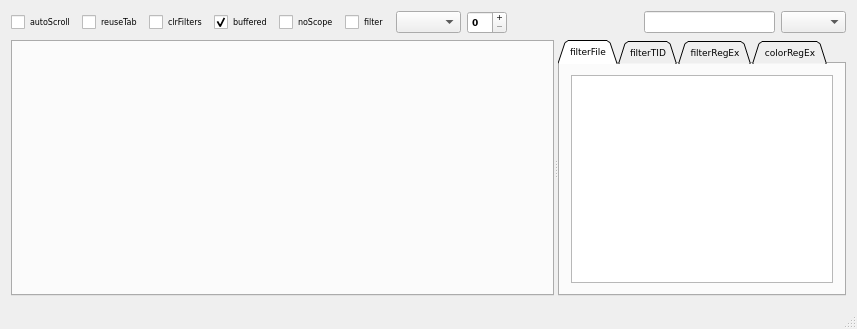
Before: the Qt Designer form trace_server/mainwindow.ui in mojmir-svoboda/DbgToolkit, drawn with Qt 5.
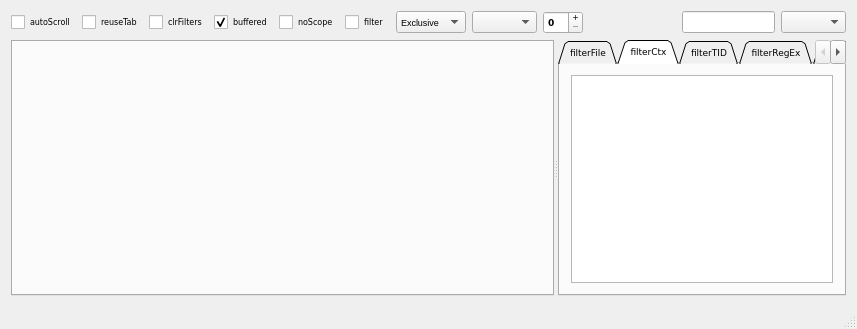
After: the same form once the commit is applied. The open tabs and pages were chosen to show the change.

Patch:
```diff
--- a/trace_server/mainwindow.ui
+++ b/trace_server/mainwindow.ui
@@ -98,6 +98,25 @@
         </property>
        </widget>
       </item>
+      <item>
+       <widget class="QComboBox" name="filterModeComboBox">
+        <property name="font">
+         <font>
+          <pointsize>7</pointsize>
+         </font>
+        </property>
+        <item>
+         <property name="text">
+          <string>Exclusive</string>
+         </property>
+        </item>
+        <item>
+         <property name="text">
+          <string>Inclusive</string>
+         </property>
+        </item>
+       </widget>
+      </item>
       <item>
        <widget class="QComboBox" name="presetComboBox">
         <property name="font">
@@ -233,6 +252,16 @@
          </item>
         </layout>
        </widget>
+       <widget class="QWidget" name="filterCtx">
+        <attribute name="title">
+         <string>filterCtx</string>
+        </attribute>
+        <layout class="QHBoxLayout" name="horizontalLayout_6">
+         <item>
+          <widget class="QTreeView" name="treeViewCtx"/>
+         </item>
+        </layout>
+       </widget>
        <widget class="QWidget" name="filterTID">
         <attribute name="title">
          <string>filterTID</string>
```
Left out of the diff: 2 changed lines with no effect on the pictures.
